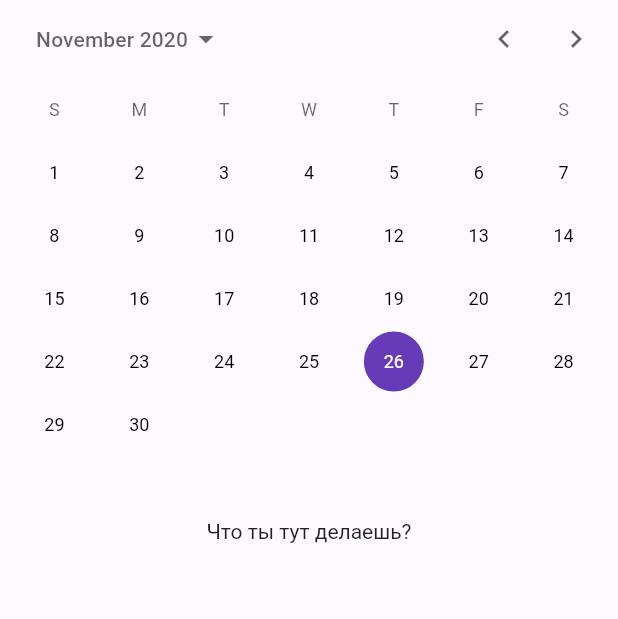
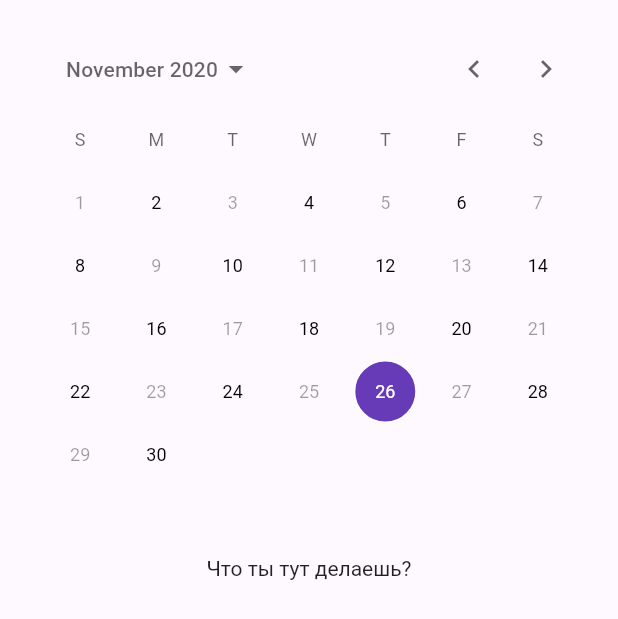
Before and after one commit to Moberd/mind_tracker, a Flutter app: the CalendarWindowWidget screen opened directly, on a phone screen of 412 x 824 dp. Shown: the top 619 px of the screen. Run offline on Flutter 3.47's test engine with Material 2 defaults, Android fonts, the phone set to English and light mode, and no system bars.

Commit message:
Добавил заглушку функции выбора дня в календаре. Поправил положение календаря

```diff
--- a/lib/calendar_window_widget.dart
+++ b/lib/calendar_window_widget.dart
@@ -1,37 +1,54 @@
 ///правый экран с календарем и статистикой
 
 import 'package:flutter/material.dart';
+import 'package:mind_tracker/placeholder_widget.dart';
 
-class CalendarWindowWidget extends StatelessWidget{
-
+class CalendarWindowWidget extends StatelessWidget {
   /// Год окончания должен быть больше года начала, иначе ошибка,
   /// даже при одиом годе
 
   final int _yearOfBeginningOfApp = 2020;
   final int _yearOfEndingOfApp = 2021;
 
-  CalendarWindowWidget ();
+  CalendarWindowWidget();
+
   @override
   Widget build(BuildContext context) {
     return Scaffold(
         backgroundColor: Color(0xFFFEF9FF),
-      body: new Column(
+        body: new Padding(
+          padding: EdgeInsets.all(20.0),
+          child: new Column(
             children: [
-         CalendarDatePicker( ///Не уверен, как тут выделить дни для обозначения о каком дне есть информация
+              CalendarDatePicker(
+                ///Не уверен, как тут выделить дни для обозначения о каком дне есть информация
                 ///Возможно, календарь придется менять
                 initialDate: DateTime.now(),
                 firstDate: DateTime(_yearOfBeginningOfApp),
                 lastDate: DateTime(_yearOfEndingOfApp),
-             onDateChanged: (value) =>{} , ///Тут должно быть вызвано окно с информацией по дню
+
+                ///Нужно новое окно с выводом информации по дню.
+                onDateChanged: (value) => { runApp(PlaceHolderWidget(Colors.lime))},
+                selectableDayPredicate: isEven,
+
+                ///Тут должно быть вызвано окно с информацией по дню
                 currentDate: DateTime.now(),
                 initialCalendarMode: DatePickerMode.day,
               ),
-          new Text('Что ты тут делаешь?')   ///,
-         /// new TextField()
+              new Padding(
+                  padding: EdgeInsets.only(top: 5.0),
+                  child: new Text('Что ты тут делаешь?'))
 
             ], //children
           ),
-    );
+        ));
+  }
 }
 
+///Функция используется как демонстрация и в будущем должна быть заменена на функцию, возвращающую, имеются ли записи за день
+bool isEven(DateTime a){
+  if (a.day%2==0)
+    return true;
+  else
+    return false;
 }
```
Also changed, not shown: lib/day_information_widget.dart (added, +11 -0 lines). Lines whose indentation alone changed are shown as unchanged.
